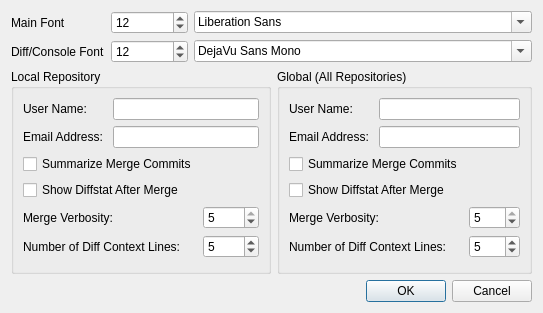
First picture: the form in ui/optionsgui.ui, repository git-cola/git-cola, before the edit.
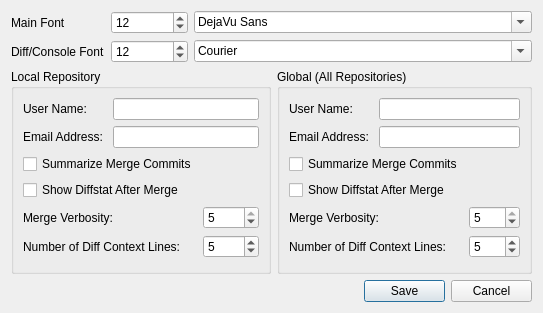
Second picture: the form after the edit.

Patch:
```diff
--- a/ui/optionsgui.ui
+++ b/ui/optionsgui.ui
@@ -33,8 +33,14 @@
      </property>
     </widget>
    </item>
-   <item row="0" column="2" colspan="2" >
-    <widget class="QFontComboBox" name="mainFontCombo" />
+   <item row="0" column="2" colspan="4" >
+    <widget class="QFontComboBox" name="mainFontCombo" >
+     <property name="currentFont" >
+      <font>
+       <family>Bitstream Vera Sans</family>
+      </font>
+     </property>
+    </widget>
    </item>
    <item row="1" column="0" >
     <widget class="QLabel" name="label_3" >
@@ -53,11 +59,14 @@
      </property>
     </widget>
    </item>
-   <item row="1" column="2" colspan="2" >
+   <item row="1" column="2" colspan="4" >
     <widget class="QFontComboBox" name="diffFontCombo" >
+     <property name="fontFilters" >
+      <set>QFontComboBox::MonospacedFonts</set>
+     </property>
      <property name="currentFont" >
       <font>
-       <family>Bitstream Vera Sans Mono</family>
+       <family>Courier</family>
       </font>
      </property>
     </widget>
@@ -76,7 +85,7 @@
        </widget>
       </item>
       <item row="0" column="1" colspan="2" >
-       <widget class="QLineEdit" name="localNameLine" />
+       <widget class="QLineEdit" name="localNameText" />
       </item>
       <item row="1" column="0" >
        <widget class="QLabel" name="label_5" >
@@ -86,7 +95,7 @@
        </widget>
       </item>
       <item row="1" column="1" colspan="2" >
-       <widget class="QLineEdit" name="localEmailLine" />
+       <widget class="QLineEdit" name="localEmailText" />
       </item>
       <item row="2" column="0" colspan="2" >
        <widget class="QCheckBox" name="localSummarizeCheckBox" >
@@ -110,7 +119,7 @@
        </widget>
       </item>
       <item row="4" column="2" >
-       <widget class="QSpinBox" name="localDiffFontSpin" >
+       <widget class="QSpinBox" name="localVerbositySpin" >
         <property name="minimum" >
          <number>0</number>
         </property>
@@ -142,7 +151,7 @@
      </layout>
     </widget>
    </item>
-   <item row="2" column="3" >
+   <item row="2" column="3" colspan="3" >
     <widget class="QGroupBox" name="globalGroupBox" >
      <property name="title" >
       <string>Global (All Repositories)</string>
@@ -156,7 +165,7 @@
        </widget>
       </item>
       <item row="0" column="1" colspan="2" >
-       <widget class="QLineEdit" name="globalNameLine" />
+       <widget class="QLineEdit" name="globalNameText" />
       </item>
       <item row="1" column="0" >
        <widget class="QLabel" name="label_8" >
@@ -166,7 +175,7 @@
        </widget>
       </item>
       <item row="1" column="1" colspan="2" >
-       <widget class="QLineEdit" name="globalEmailLine" />
+       <widget class="QLineEdit" name="globalEmailText" />
       </item>
       <item row="2" column="0" colspan="2" >
        <widget class="QCheckBox" name="globalSummarizeCheckBox" >
@@ -223,12 +232,32 @@
     </widget>
    </item>
    <item row="3" column="0" colspan="4" >
-    <widget class="QDialogButtonBox" name="buttonBox" >
-     <property name="layoutDirection" >
-      <enum>Qt::LeftToRight</enum>
+    <spacer>
+     <property name="orientation" >
+      <enum>Qt::Horizontal</enum>
      </property>
-     <property name="standardButtons" >
-      <set>QDialogButtonBox::Cancel|QDialogButtonBox::NoButton|QDialogButtonBox::Ok</set>
+     <property name="sizeHint" >
+      <size>
+       <width>331</width>
+       <height>20</height>
+      </size>
+     </property>
+    </spacer>
+   </item>
+   <item row="3" column="4" >
+    <widget class="QPushButton" name="saveButton" >
+     <property name="text" >
+      <string>Save</string>
+     </property>
+     <property name="default" >
+      <bool>true</bool>
+     </property>
+    </widget>
+   </item>
+   <item row="3" column="5" >
+    <widget class="QPushButton" name="cancelButton" >
+     <property name="text" >
+      <string>Cancel</string>
      </property>
     </widget>
    </item>
```
Left out of the diff: 14 changed lines with no effect on the pictures.
